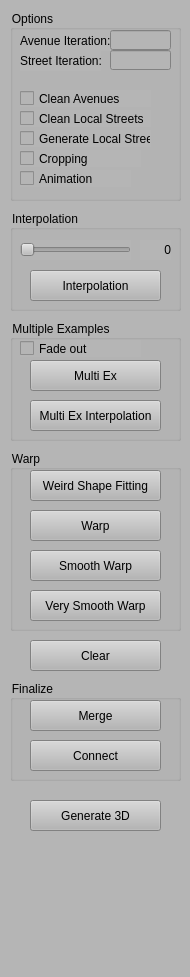
Before: the Qt Designer form ExRoadDesigner/ControlWidget.ui in gnishida/ExRoadDesigner, drawn with Qt 5.
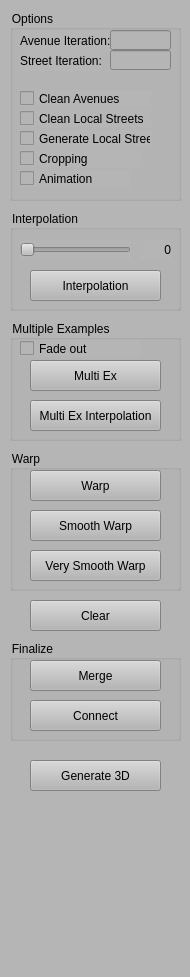
After: the same form once the commit is applied.

What changed in the file:
```diff
--- a/ExRoadDesigner/ControlWidget.ui
+++ b/ExRoadDesigner/ControlWidget.ui
@@ -206,7 +206,7 @@
     <property name="geometry">
      <rect>
       <x>10</x>
-      <y>680</y>
+      <y>640</y>
       <width>171</width>
       <height>101</height>
      </rect>
@@ -314,7 +314,7 @@
       <x>10</x>
       <y>450</y>
       <width>171</width>
-      <height>181</height>
+      <height>141</height>
      </rect>
     </property>
     <property name="title">
@@ -324,7 +324,7 @@
      <property name="geometry">
       <rect>
        <x>20</x>
-       <y>60</y>
+       <y>20</y>
        <width>131</width>
        <height>31</height>
       </rect>
@@ -333,24 +333,11 @@
       <string>Warp</string>
      </property>
     </widget>
-    <widget class="QPushButton" name="pushButtonGenerateUShape">
-     <property name="geometry">
-      <rect>
-       <x>20</x>
-       <y>20</y>
-       <width>131</width>
-       <height>31</height>
-      </rect>
-     </property>
-     <property name="text">
-      <string>Weird Shape Fitting</string>
-     </property>
-    </widget>
     <widget class="QPushButton" name="pushButtonGenerateSmoothWarp">
      <property name="geometry">
       <rect>
        <x>20</x>
-       <y>100</y>
+       <y>60</y>
        <width>131</width>
        <height>31</height>
       </rect>
@@ -363,7 +350,7 @@
      <property name="geometry">
       <rect>
        <x>20</x>
-       <y>140</y>
+       <y>100</y>
        <width>131</width>
        <height>31</height>
       </rect>
@@ -377,7 +364,7 @@
     <property name="geometry">
      <rect>
       <x>30</x>
-      <y>640</y>
+      <y>600</y>
       <width>131</width>
       <height>31</height>
      </rect>
@@ -390,7 +377,7 @@
     <property name="geometry">
      <rect>
       <x>30</x>
-      <y>800</y>
+      <y>760</y>
       <width>131</width>
       <height>31</height>
      </rect>
```
